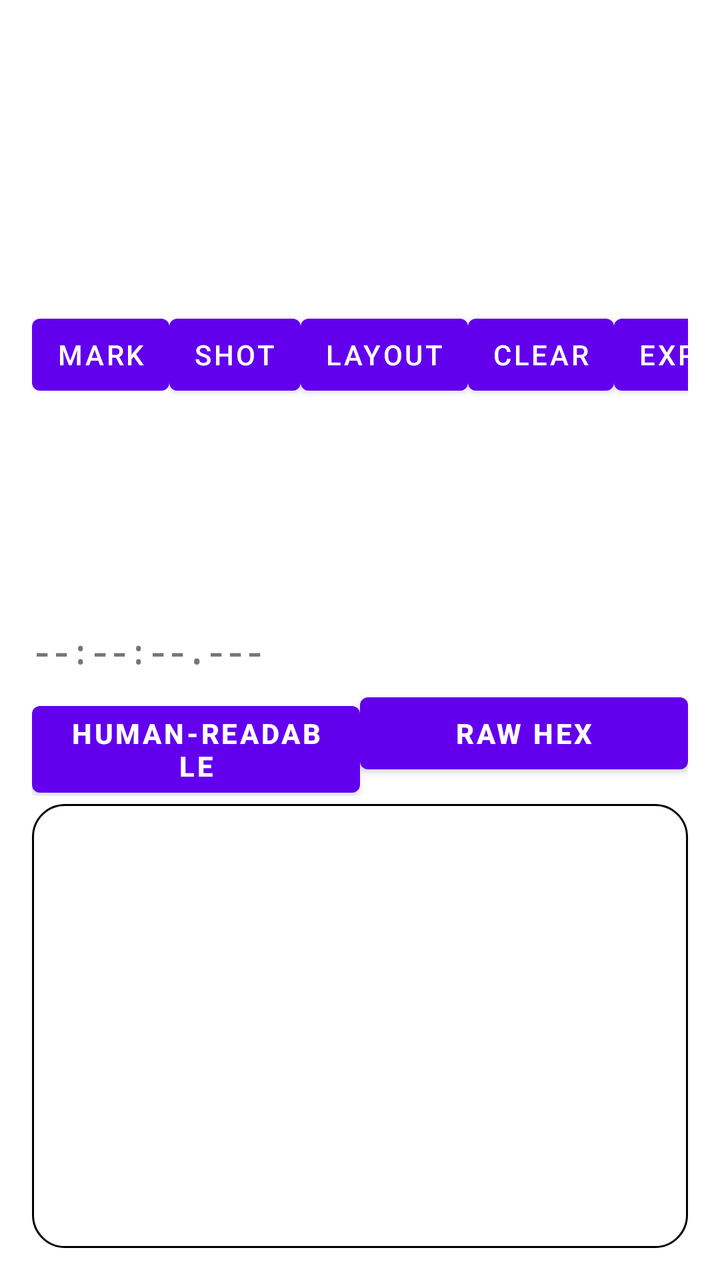
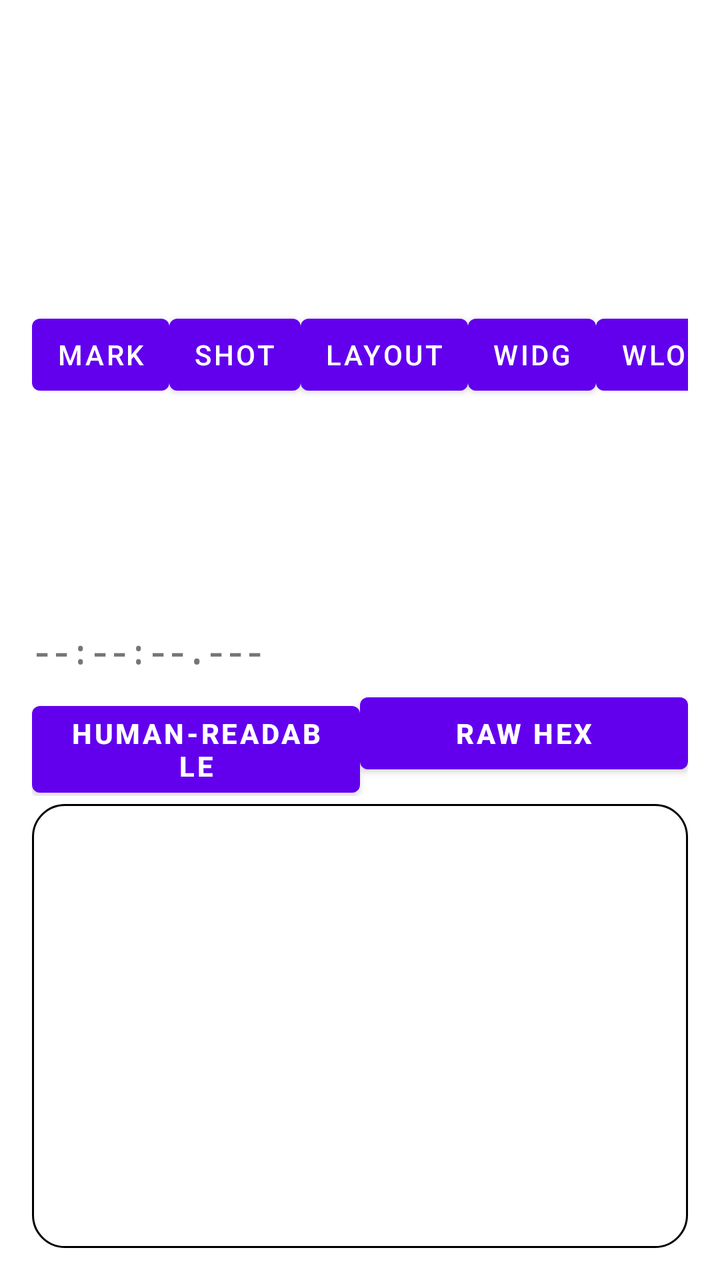

An Android layout rendered at two revisions. The XML below is the earlier revision; the diff shows what the commit changed to produce the second picture.
<!-- AndroidManifest.xml: fallback theme Theme.MaterialComponents.DayNight.NoActionBar -->
<!-- res/layout/activity_dev_tools.xml -->
<?xml version="1.0" encoding="utf-8"?>
<LinearLayout xmlns:android="http://schemas.android.com/apk/res/android"
    android:id="@+id/devToolsRoot"
    android:layout_width="match_parent"
    android:layout_height="match_parent"
    android:orientation="vertical"
    android:paddingStart="16dp"
    android:paddingEnd="16dp"
    android:paddingBottom="16dp"
    android:paddingTop="48dp">

    
    <LinearLayout
        android:layout_width="match_parent"
        android:layout_height="wrap_content"
        android:orientation="horizontal"
        android:gravity="center_vertical"
        android:paddingBottom="8dp">

        <TextView
            android:layout_width="0dp"
            android:layout_height="wrap_content"
            android:layout_weight="1"
            android:text="Dev Tools"
            android:textSize="24sp"
            android:textStyle="bold" />

        <Button
            android:id="@+id/btnMark"
            android:layout_width="wrap_content"
            android:layout_height="wrap_content"
            android:minWidth="0dp"
            android:paddingStart="12dp"
            android:paddingEnd="12dp"
            android:text="Mark" />

        
        <Button
            android:id="@+id/btnScreenshot"
            android:layout_width="wrap_content"
            android:layout_height="wrap_content"
            android:minWidth="0dp"
            android:paddingStart="12dp"
            android:paddingEnd="12dp"
            android:text="Shot" />

        
        <Button
            android:id="@+id/btnLayout"
            android:layout_width="wrap_content"
            android:layout_height="wrap_content"
            android:minWidth="0dp"
            android:paddingStart="12dp"
            android:paddingEnd="12dp"
            android:text="Layout" />

        <Button
            android:id="@+id/btnClear"
            android:layout_width="wrap_content"
            android:layout_height="wrap_content"
            android:minWidth="0dp"
            android:paddingStart="12dp"
            android:paddingEnd="12dp"
            android:text="Clear" />

        <Button
            android:id="@+id/btnExport"
            android:layout_width="wrap_content"
            android:layout_height="wrap_content"
            android:minWidth="0dp"
            android:paddingStart="12dp"
            android:paddingEnd="12dp"
            android:text="Export" />
    </LinearLayout>

    
    <LinearLayout
        android:layout_width="match_parent"
        android:layout_height="wrap_content"
        android:orientation="horizontal"
        android:gravity="center_vertical"
        android:paddingBottom="6dp">

        <TextView
            android:id="@+id/clockText"
            android:layout_width="0dp"
            android:layout_height="wrap_content"
            android:layout_weight="1"
            android:text="--:--:--.---"
            android:textSize="16sp"
            android:textStyle="bold"
            android:typeface="monospace" />

        <TextView
            android:id="@+id/sinceMarkText"
            android:layout_width="wrap_content"
            android:layout_height="wrap_content"
            android:text=""
            android:textSize="13sp"
            android:typeface="monospace" />
    </LinearLayout>

    
    <LinearLayout
        android:layout_width="match_parent"
        android:layout_height="wrap_content"
        android:orientation="horizontal"
        android:paddingBottom="4dp">

        <Button
            android:id="@+id/btnTabHuman"
            android:layout_width="0dp"
            android:layout_height="wrap_content"
            android:layout_weight="1"
            android:text="Human-Readable"
            android:textStyle="bold" />

        <Button
            android:id="@+id/btnTabRaw"
            android:layout_width="0dp"
            android:layout_height="wrap_content"
            android:layout_weight="1"
            android:text="Raw Hex"
            android:textStyle="bold" />
    </LinearLayout>

    
    <ScrollView
        android:id="@+id/scroll"
        android:layout_width="match_parent"
        android:layout_height="0dp"
        android:layout_weight="1"
        android:background="@drawable/log_card_bg"
        android:padding="10dp"
        android:scrollbars="vertical">

        <LinearLayout
            android:layout_width="match_parent"
            android:layout_height="wrap_content"
            android:orientation="vertical">

            <TextView
                android:id="@+id/logText"
                android:layout_width="match_parent"
                android:layout_height="wrap_content"
                android:textIsSelectable="true"
                android:textSize="12sp"
                android:typeface="monospace"
                android:lineSpacingExtra="2dp"
                android:paddingBottom="8dp" />
        </LinearLayout>
    </ScrollView>

</LinearLayout>
<!-- resources referenced by this layout -->
<resources>
  <!-- drawable log_card_bg (drawable) -->
  <?xml version="1.0" encoding="utf-8"?>
  <shape xmlns:android="http://schemas.android.com/apk/res/android"
      android:shape="rectangle">
      <solid android:color="?attr/appColorBg" />
      <corners android:radius="16dp" />
      <stroke
          android:width="1dp"
          android:color="?attr/appColorOutline" />
  </shape>
</resources>

<!-- the commit's change to res/layout/activity_dev_tools.xml (unified diff, before → after) -->
@@ -53,6 +53,26 @@
             android:paddingStart="12dp"
             android:paddingEnd="12dp"
             android:text="Layout" />
+
+        
+        <Button
+            android:id="@+id/btnWidgetLayout"
+            android:layout_width="wrap_content"
+            android:layout_height="wrap_content"
+            android:minWidth="0dp"
+            android:paddingStart="12dp"
+            android:paddingEnd="12dp"
+            android:text="Widg" />
+
+        
+        <Button
+            android:id="@+id/btnWidgetLogic"
+            android:layout_width="wrap_content"
+            android:layout_height="wrap_content"
+            android:minWidth="0dp"
+            android:paddingStart="12dp"
+            android:paddingEnd="12dp"
+            android:text="Wlog" />
 
         <Button
             android:id="@+id/btnClear"
